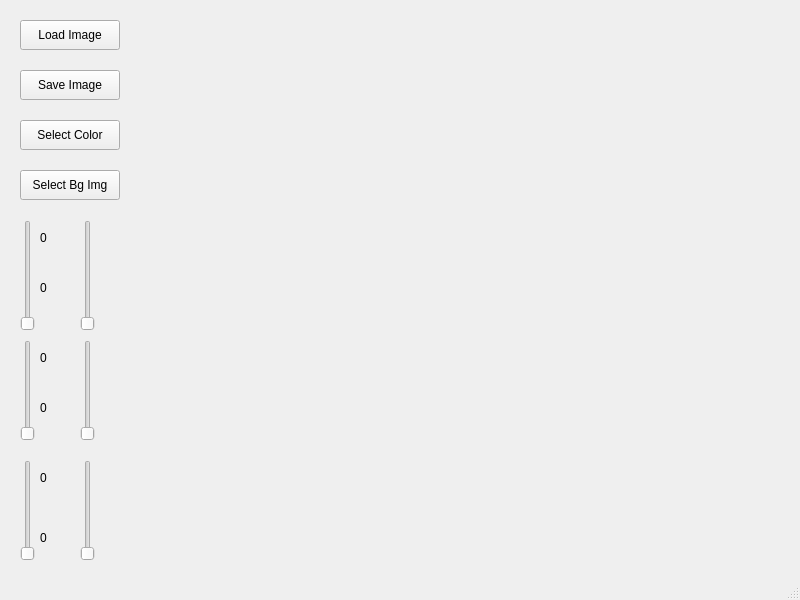
First picture: the form in qt/mainwindow.ui, repository Edi013/ComputerVision, before the edit.
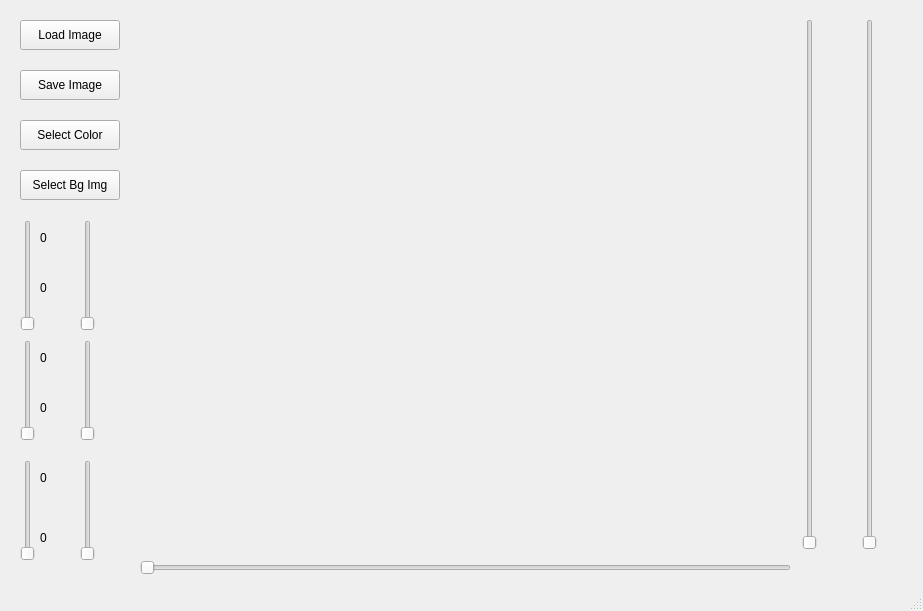
Second picture: the form after the edit.

Commit message: add sliders for x, y and roi size values

```diff
--- a/qt/mainwindow.ui
+++ b/qt/mainwindow.ui
@@ -6,8 +6,8 @@
    <rect>
     <x>0</x>
     <y>0</y>
-    <width>800</width>
-    <height>600</height>
+    <width>923</width>
+    <height>611</height>
    </rect>
   </property>
   <property name="windowTitle">
@@ -238,6 +238,45 @@
      <string>0</string>
     </property>
    </widget>
+   <widget class="QSlider" name="ySliderROI">
+    <property name="geometry">
+     <rect>
+      <x>800</x>
+      <y>19</y>
+      <width>20</width>
+      <height>531</height>
+     </rect>
+    </property>
+    <property name="orientation">
+     <enum>Qt::Orientation::Vertical</enum>
+    </property>
+   </widget>
+   <widget class="QSlider" name="xSliderROI">
+    <property name="geometry">
+     <rect>
+      <x>140</x>
+      <y>560</y>
+      <width>651</width>
+      <height>16</height>
+     </rect>
+    </property>
+    <property name="orientation">
+     <enum>Qt::Orientation::Horizontal</enum>
+    </property>
+   </widget>
+   <widget class="QSlider" name="roiSizeSlider">
+    <property name="geometry">
+     <rect>
+      <x>860</x>
+      <y>19</y>
+      <width>20</width>
+      <height>531</height>
+     </rect>
+    </property>
+    <property name="orientation">
+     <enum>Qt::Orientation::Vertical</enum>
+    </property>
+   </widget>
   </widget>
   <widget class="QStatusBar" name="statusbar"/>
  </widget>
```
The commit also changes 3 other files.
